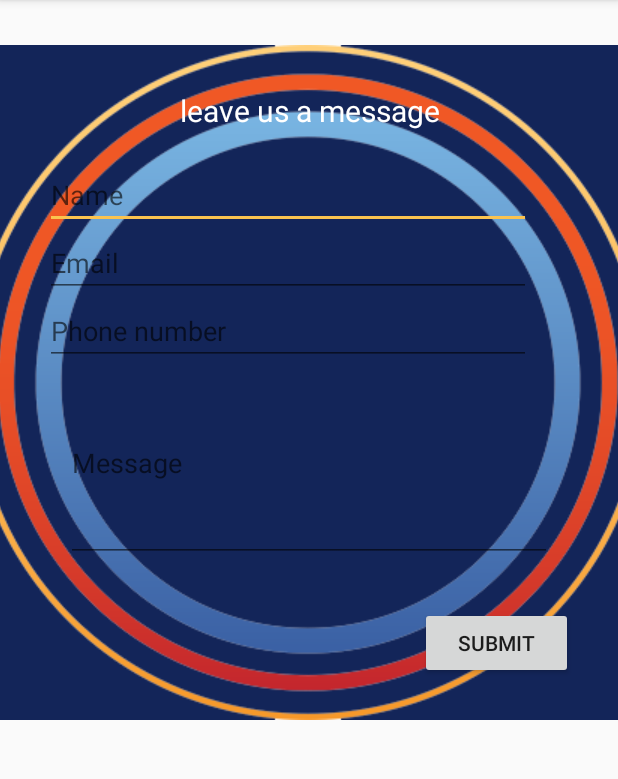
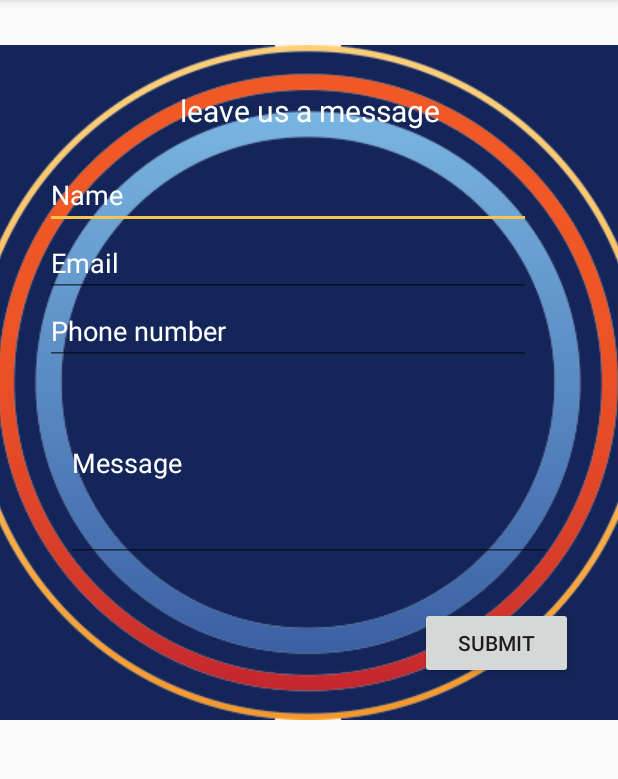
Before and after one commit to MasterButler/THEBEEPROJECT, an Android app: the FeedbackActivity screen opened directly, with no data from a screen before it, on a phone screen of 412 x 824 dp, the part 84-863 px from its top. Run offline under Robolectric (Android 15) with nearby library versions, the phone set to English and light mode, and no system bars; our stand-ins replace ButterKnife.

Commit message:
fixed again lol

```diff
--- a/app/src/main/res/layout/activity_feedback.xml
+++ b/app/src/main/res/layout/activity_feedback.xml
@@ -48,6 +48,7 @@
                 android:layout_height="wrap_content"
                 android:ems="10"
                 android:hint="Name"
+                android:textColorHint="#ffffff"
                 android:textColor="#ffffff"
                 android:inputType="textPersonName"
                 tools:layout_editor_absoluteX="89dp"
@@ -69,6 +70,7 @@
                 android:ems="10"
                 android:hint="Email"
                 android:inputType="textPersonName"
+                android:textColorHint="#ffffff"
                 android:textColor="#ffffff"
                 tools:layout_editor_absoluteX="89dp"
                 tools:layout_editor_absoluteY="77dp" />
@@ -89,6 +91,7 @@
                 android:ems="10"
                 android:hint="Phone number"
                 android:inputType="textPersonName"
+                android:textColorHint="#ffffff"
                 android:textColor="#ffffff"
                 tools:layout_editor_absoluteX="89dp"
                 tools:layout_editor_absoluteY="77dp" />
@@ -102,6 +105,7 @@
             android:layout_gravity="center"
             android:ems="10"
             android:hint="Message"
+            android:textColorHint="#ffffff"
             android:textColor="#ffffff"
             android:inputType="textMultiLine"
             tools:layout_editor_absoluteX="18dp"
```
